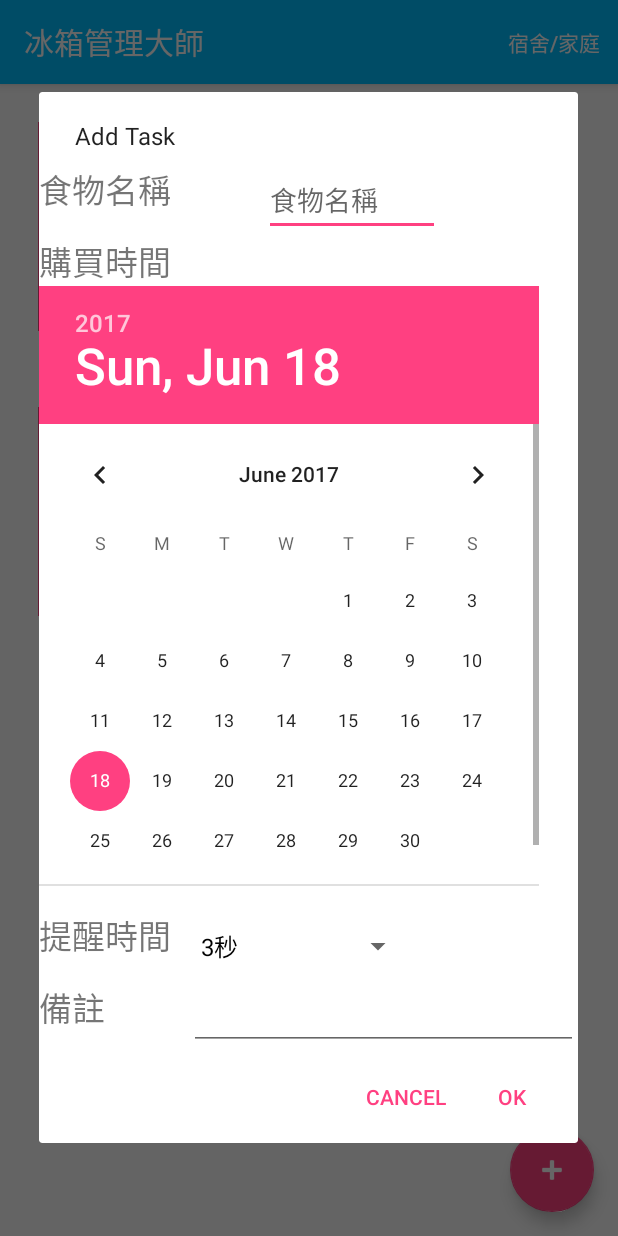
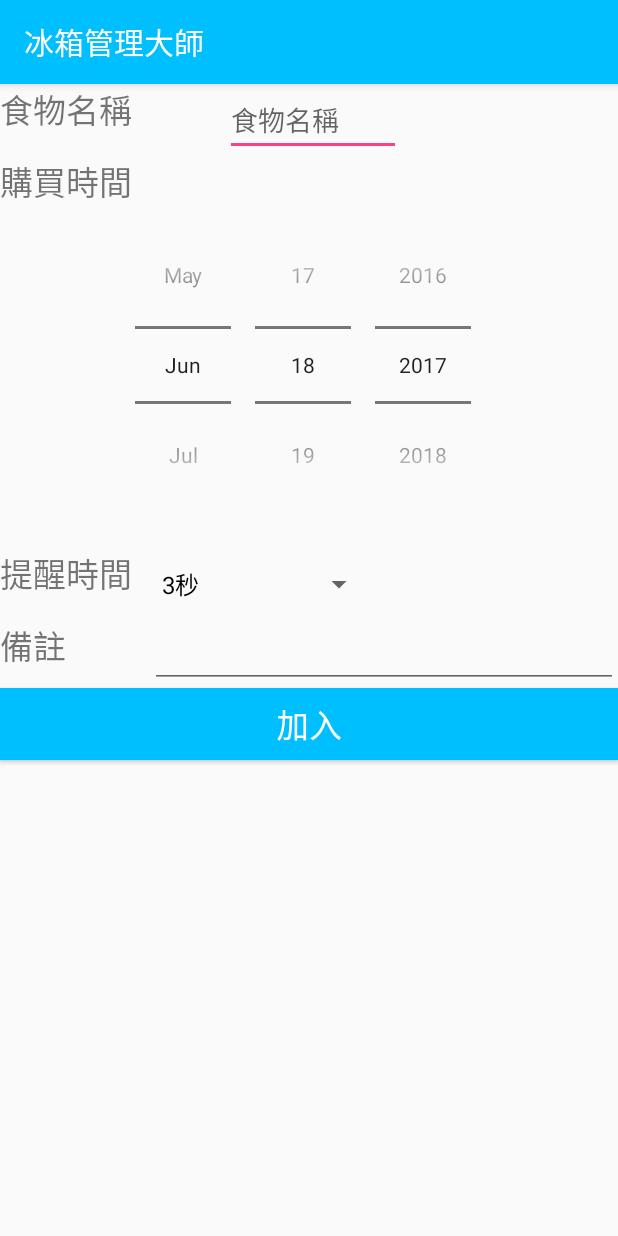
Before and after one commit to tan-i-ham/app_final_project, an Android app: the ChildActivity screen opened directly, with no data from a screen before it, after a tap on an icon or button, on a phone screen of 412 x 824 dp. Run offline under Robolectric (Android 15) with nearby library versions, the phone set to English and light mode, and no system bars.

Commit message:
data與ui串接OK

```diff
--- /dev/null
+++ b/appfinal/app/src/main/java/com/example/user/appfinal/AddFoodActivity.java
@@ -0,0 +1,83 @@
+package com.example.user.appfinal;
+
+import android.content.ContentValues;
+import android.net.Uri;
+import android.os.Bundle;
+import android.support.v7.app.AppCompatActivity;
+import android.view.View;
+import android.widget.AdapterView;
+import android.widget.ArrayAdapter;
+import android.widget.DatePicker;
+import android.widget.EditText;
+import android.widget.Spinner;
+import android.widget.Toast;
+
+import com.example.user.appfinal.data.FoodContract;
+
+
+/**
+ * Created by user on 2017/6/17.
+ */
+
+public class AddFoodActivity extends AppCompatActivity {
+    private DatePicker mDatePicker;
+    private Spinner spinner_alertTime;
+
+    private String D;
+    private String M;
+    private String ch;
+
+    protected void onCreate(Bundle savedInstanceState) {
+        super.onCreate(savedInstanceState);
+        setContentView(R.layout.food_add);
+
+        mDatePicker = (DatePicker) findViewById(R.id.datePicker_buy);
+
+
+        spinner_alertTime = (Spinner)findViewById(R.id.spinner_alert);
+        final String[] time_choice = {"3秒", "1小時", "4小時", "8小時"};
+        ArrayAdapter<String> timeList = new ArrayAdapter<>(AddFoodActivity.this,
+                android.R.layout.simple_spinner_dropdown_item,
+                time_choice);
+
+        spinner_alertTime.setAdapter(timeList);
+
+        spinner_alertTime.setOnItemSelectedListener(new AdapterView.OnItemSelectedListener() {
+            @Override
+            public void onItemSelected(AdapterView<?> parent, View view, int position, long id) {
+                Toast.makeText(AddFoodActivity.this, "你選的是" +  time_choice[position], Toast.LENGTH_SHORT).show();
+                ch = time_choice[position];
+            }
+
+            @Override
+            public void onNothingSelected(AdapterView<?> parent) {
+
+            }
+        });
+
+    }
+
+
+    public void onClickAddFood(View view) {
+        String input = ((EditText) findViewById(R.id.et_foodinput)).getText().toString();
+        if (input.length() == 0) {
+            return;
+        }
+        String remarkinput = ((EditText) findViewById(R.id.et_foodinput)).getText().toString();
+
+        String D = String.valueOf(mDatePicker.getDayOfMonth());
+        String M = String.valueOf(mDatePicker.getMonth());
+        String fullDay = M+"/"+D;
+
+        ContentValues contentValues = new ContentValues();
+        contentValues.put(FoodContract.FoodEntry.COLUMN_FOOD_NAME, input);
+        contentValues.put(FoodContract.FoodEntry.COLUMN_BUY_TIME, fullDay);
+        contentValues.put(FoodContract.FoodEntry.COLUMN_ALERT_TIME, ch);
+        contentValues.put(FoodContract.FoodEntry.COLUMN_REMARK,remarkinput);
+
+        Uri uri = getContentResolver().insert(FoodContract.FoodEntry.CONTENT_URI, contentValues);
+
+        finish();
+
+    }
+}
--- a/appfinal/app/src/main/java/com/example/user/appfinal/ChildActivity.java
+++ b/appfinal/app/src/main/java/com/example/user/appfinal/ChildActivity.java
@@ -1,26 +1,19 @@
 package com.example.user.appfinal;
 
-import android.content.ContentValues;
-import android.content.Context;
-import android.content.DialogInterface;
 import android.content.Intent;
+import android.database.Cursor;
 import android.net.Uri;
 import android.os.Bundle;
 import android.support.design.widget.FloatingActionButton;
-import android.support.v7.app.AlertDialog;
+import android.support.v4.app.LoaderManager;
+import android.support.v4.content.AsyncTaskLoader;
+import android.support.v4.content.Loader;
 import android.support.v7.app.AppCompatActivity;
-import android.support.v7.widget.GridLayoutManager;
+import android.support.v7.widget.LinearLayoutManager;
 import android.support.v7.widget.RecyclerView;
+import android.support.v7.widget.helper.ItemTouchHelper;
 import android.util.Log;
-import android.view.LayoutInflater;
-import android.view.Menu;
-import android.view.MenuItem;
 import android.view.View;
-import android.widget.AdapterView;
-import android.widget.ArrayAdapter;
-import android.widget.DatePicker;
-import android.widget.EditText;
-import android.widget.Spinner;
 import android.widget.Toast;
 
 import com.example.user.appfinal.data.FoodContract;
@@ -29,111 +22,123 @@ import com.example.user.appfinal.data.FoodContract;
  * Created by user on 2017/6/17.
  */
 
-public class ChildActivity extends AppCompatActivity implements FoodRecyclerViewAdapter.ItemClickListener {
+public class ChildActivity extends AppCompatActivity
+        implements LoaderManager.LoaderCallbacks<Cursor> {
+    private static final String TAG =ChildActivity.class.getSimpleName();
+    private ItemTouchHelper itemTouchHelper;
+    private static final int TASK_LOADER_ID = 0;
+
     private FoodRecyclerViewAdapter mAdapter;
+    RecyclerView mRecyclerView;
+
     private Toast mToast;
+    private static  String choice = " ";
+
     @Override
     protected void onCreate(Bundle savedInstanceState) {
         super.onCreate(savedInstanceState);
         setContentView(R.layout.food_show);
 
+        int numberOfColumns = 2;
         String[] data = {"1", "2", "3", "4",};
 
-        RecyclerView recyclerView = (RecyclerView) findViewById(R.id.rvNumbers);
-        int numberOfColumns = 2;
-        recyclerView.setLayoutManager(new GridLayoutManager(this, numberOfColumns));
-        mAdapter = new FoodRecyclerViewAdapter(this, data);
-        mAdapter.setClickListener(this);
-        recyclerView.setAdapter(mAdapter);
+        mRecyclerView= (RecyclerView) findViewById(R.id.rvNumbers);
+        mRecyclerView.setLayoutManager(new LinearLayoutManager(this));
+        mAdapter = new FoodRecyclerViewAdapter(this);
+        mRecyclerView.setAdapter(mAdapter);
+//        mRecyclerView.setLayoutManager(new GridLayoutManager(this, numberOfColumns));
 
+        new ItemTouchHelper(new ItemTouchHelper.SimpleCallback(0, ItemTouchHelper.LEFT | ItemTouchHelper.RIGHT) {
+            @Override
+            public boolean onMove(RecyclerView recyclerView, RecyclerView.ViewHolder viewHolder, RecyclerView.ViewHolder target) {
+                return false;
+            }
 
+            @Override
+            public void onSwiped(RecyclerView.ViewHolder viewHolder, int swipeDir) {
+
+                int id = (int) viewHolder.itemView.getTag();
+
+                String stringId = Integer.toString(id);
+                Uri uri = FoodContract.FoodEntry.CONTENT_URI;
+                uri = uri.buildUpon().appendPath(stringId).build();
+
+                getContentResolver().delete(uri, null, null);
+                getSupportLoaderManager().restartLoader(TASK_LOADER_ID, null, ChildActivity.this);
+
+            }
+        }).attachToRecyclerView(mRecyclerView);
+
+//
+//        mAdapter.setClickListener(this);
         FloatingActionButton fabButton = (FloatingActionButton) findViewById(R.id.fab);
+        fabButton.setOnClickListener(new View.OnClickListener() {
+            @Override
+            public void onClick(View view) {
+                Intent addTaskIntent = new Intent(ChildActivity.this, AddFoodActivity.class);
+                startActivity(addTaskIntent);
+            }
+        });
 
+        getSupportLoaderManager().initLoader(TASK_LOADER_ID, null, this);
+    }
+
+    @Override
+    protected void onResume() {
+        super.onResume();
+        getSupportLoaderManager().restartLoader(TASK_LOADER_ID, null, this);
+    }
+
+    @Override
+    public Loader<Cursor> onCreateLoader(int id, final Bundle loaderArgs) {
+        return new AsyncTaskLoader<Cursor>(this) {
+
+            Cursor mTaskData = null;
+
+            @Override
+            protected void onStartLoading() {
+                if (mTaskData != null) {
+                    deliverResult(mTaskData);
+                } else {
+                    forceLoad();
+                }
+            }
+
+            @Override
+            public Cursor loadInBackground() {
+                try {
+                    return getContentResolver().query(FoodContract.FoodEntry.CONTENT_URI,
+                            null,
+                            null,
+                            null,
+                            FoodContract.FoodEntry._ID);
+
+                } catch (Exception e) {
+                    Log.e(TAG, "Failed to asynchronously load data.");
+                    e.printStackTrace();
+                    return null;
+                }
+            }
+
+            // deliverResult sends the result of the load, a Cursor, to the registered listener
+            public void deliverResult(Cursor data) {
+                mTaskData = data;
+                super.deliverResult(data);
+            }
+        };
 
     }
 
-    public void onFoodAddedButtonClicked(View view) {
-        createDialog().show();
-    }
 
-    private AlertDialog createDialog() {
-        AlertDialog.Builder builder = new AlertDialog.Builder(this);
-        LayoutInflater inflater = LayoutInflater.from(this);
-        builder.setMessage(R.string.message_add_task);
-        View contentView = inflater.inflate(R.layout.food_add, null);
-        builder.setView(contentView);
-        final EditText foodName = (EditText) contentView.findViewById(R.id.et_foodinput);
-        final DatePicker datePicker = (DatePicker) contentView.findViewById(R.id.datePicker_buy);
-        final Spinner spinner_alertTime = (Spinner) contentView.findViewById(R.id.spinner_alert);
-
-        final String[] time_choice = {"3秒", "1小時", "4小時", "8小時"};
-        ArrayAdapter<String> timeList = new ArrayAdapter<>(ChildActivity.this,
-                android.R.layout.simple_spinner_dropdown_item,
-                time_choice);
-
-        spinner_alertTime.setAdapter(timeList);
-
-        spinner_alertTime.setOnItemSelectedListener(new AdapterView.OnItemSelectedListener() {
-            @Override
-            public void onItemSelected(AdapterView<?> parent, View view, int position, long id) {
-                Toast.makeText(ChildActivity.this, "你選的是" +  time_choice[position], Toast.LENGTH_SHORT).show();
-            }
-
-            @Override
-            public void onNothingSelected(AdapterView<?> parent) {
-
-            }
-        });
-
-
-
-        builder.setPositiveButton(R.string.message_sure, new DialogInterface.OnClickListener() {
-            // 如果使用者確認加入Task，就透過ContentProvider存入資料庫，然後設定提醒~
-            public void onClick(DialogInterface dialog, int whichButton) {
-                ContentValues values = new ContentValues();
-                values.put(FoodContract.FoodEntry.COLUMN_FOOD_NAME, String.valueOf(foodName.getText()));
-                values.put(FoodContract.FoodEntry.COLUMN_BUY_TIME, String.valueOf(datePicker.getMonth() + datePicker.getFirstDayOfWeek()));
-
-                Uri id = getContentResolver().insert(FoodContract.BASE_CONTENT_URI, values);
-//                getLoaderManager().restartLoader(LOADER_SEARCH_TASKS, null, ChildActivity.this);
-//                startAlarm((int) ContentUris.parseId(id), timePicker.getHour(), timePicker.getMinute());
-            }
-        });
-        builder.setNegativeButton(R.string.message_cancel, null);
-        return builder.create();
-
-
+    @Override
+    public void onLoadFinished(Loader<Cursor> loader, Cursor data) {
+        mAdapter.swapCursor(data);
     }
 
     @Override
-    public boolean onCreateOptionsMenu(Menu menu) {
-        getMenuInflater().inflate(R.menu.menu_foodshow, menu);
-        return true;
+    public void onLoaderReset(Loader<Cursor> loader) {
+        mAdapter.swapCursor(null);
     }
 
-    @Override
-    public boolean onOptionsItemSelected(MenuItem item) {
-        int itemThatWasClickedId = item.getItemId();
-        if (itemThatWasClickedId == R.id.action_BacktoMain) {
-            Context context =ChildActivity.this;
-            Class destinationActivity = MainActivity.class;
-            Intent startChildActivityIntent = new Intent(context, destinationActivity);
-            startActivity(startChildActivityIntent);
-            return true;
-        }
-        return super.onOptionsItemSelected(item);
-    }
 
-    @Override
-    public void onItemClick(View view, int position) {
-        Log.i("TAG", "You clicked number " + mAdapter.getItem(position) + ", which is at cell position " + position);
-        if (mToast != null) {
-            mToast.cancel();
-        }
-        String toastMessage = "Item #" + position + " clicked.";
-        mToast = Toast.makeText(this, toastMessage, Toast.LENGTH_LONG);
-
-        mToast.show();
-
-    }
 }
--- a/appfinal/app/src/main/java/com/example/user/appfinal/FoodRecyclerViewAdapter.java
+++ b/appfinal/app/src/main/java/com/example/user/appfinal/FoodRecyclerViewAdapter.java
@@ -1,79 +1,104 @@
 package com.example.user.appfinal;
 
 import android.content.Context;
+import android.database.Cursor;
 import android.support.v7.widget.RecyclerView;
 import android.view.LayoutInflater;
 import android.view.View;
 import android.view.ViewGroup;
 import android.widget.TextView;
 
+import com.example.user.appfinal.data.FoodContract;
+
 /**
  * Created by user on 2017/6/17.
  */
 
-public class FoodRecyclerViewAdapter extends RecyclerView.Adapter<FoodRecyclerViewAdapter.ViewHolder>{
+public class FoodRecyclerViewAdapter extends RecyclerView.Adapter<FoodRecyclerViewAdapter.FoodViewHolder>{
 
-    private String[] mData = new String[0];
-    private LayoutInflater mInflater;
-    private ItemClickListener mClickListener;
+    private Cursor mCursor;
+    private Context mContext;
 
-    // data is passed into the constructor
-    public FoodRecyclerViewAdapter(Context context, String[] data) {
-        this.mInflater = LayoutInflater.from(context);
-        this.mData = data;
-    }
 
-    // inflates the cell layout from xml when needed
-    @Override
-    public ViewHolder onCreateViewHolder(ViewGroup parent, int viewType) {
-        View view = mInflater.inflate(R.layout.grid_recyclerview, parent, false);
-        ViewHolder viewHolder = new ViewHolder(view);
-        return viewHolder;
-    }
-
-    // binds the data to the textview in each cell
-    @Override
-    public void onBindViewHolder(ViewHolder holder, int position) {
-        String animal = mData[position];
-        holder.myTextView.setText(animal);
-    }
-
-    // total number of cells
-    @Override
-    public int getItemCount() {
-        return mData.length;
+    public FoodRecyclerViewAdapter(Context mContext) {
+        this.mContext = mContext;
     }
 
 
-    // stores and recycles views as they are scrolled off screen
-    public class ViewHolder extends RecyclerView.ViewHolder implements View.OnClickListener {
-        public TextView myTextView;
+    @Override
+    public FoodViewHolder onCreateViewHolder(ViewGroup parent, int viewType) {
+        View view = LayoutInflater.from(mContext)
+                .inflate(R.layout.grid_recyclerview, parent, false);
 
-        public ViewHolder(View itemView) {
-            super(itemView);
-            myTextView = (TextView) itemView.findViewById(R.id.txt_foodname);
-            itemView.setOnClickListener(this);
+        return new FoodViewHolder(view);
+    }
+
+
+    @Override
+    public void onBindViewHolder(FoodViewHolder holder, int position) {
+
+        int idIndex = mCursor.getColumnIndex(FoodContract.FoodEntry._ID);
+        int foodNameIndex = mCursor.getColumnIndex(FoodContract.FoodEntry.COLUMN_FOOD_NAME);
+        int buyTimeIndex = mCursor.getColumnIndex(FoodContract.FoodEntry.COLUMN_BUY_TIME);
+        int alertTimeIndex = mCursor.getColumnIndex(FoodContract.FoodEntry.COLUMN_ALERT_TIME);
+        int remarkIndex = mCursor.getColumnIndex(FoodContract.FoodEntry.COLUMN_REMARK);
+        mCursor.moveToPosition(position);
+
+
+        final int id = mCursor.getInt(idIndex);
+        String fName = mCursor.getString(foodNameIndex);
+        String bTime = mCursor.getString(buyTimeIndex);
+        String aTime = mCursor.getString(alertTimeIndex);
+        String rem = mCursor.getString(remarkIndex);
+
+        holder.itemView.setTag(id);
+        holder.foodNameShow.setText(fName );
+        holder.buyTimeShow.setText(bTime);
+        holder.alertTimeShow.setText(aTime);
+        holder.remarkShow.setText(rem);
+
     }
 
     @Override
-        public void onClick(View view) {
-            if (mClickListener != null) mClickListener.onItemClick(view, getAdapterPosition());
+    public int getItemCount() {
+        if (mCursor == null) {
+            return 0;
         }
+        return mCursor.getCount();
     }
 
-    // convenience method for getting data at click position
-    public String getItem(int id) {
-        return mData[id];
+    public Cursor swapCursor(Cursor c) {
+        // check if this cursor is the same as the previous cursor (mCursor)
+        if (mCursor == c) {
+            return null; // bc nothing has changed
+        }
+        Cursor temp = mCursor;
+        this.mCursor = c; // new cursor value assigned
+
+        //check if this is a valid cursor, then update the cursor
+        if (c != null) {
+            this.notifyDataSetChanged();
+        }
+        return temp;
     }
 
-    // allows clicks events to be caught
-    public void setClickListener(ItemClickListener itemClickListener) {
-        this.mClickListener = itemClickListener;
-    }
 
-    // parent activity will implement this method to respond to click events
-    public interface ItemClickListener {
-        void onItemClick(View view, int position);
+
+    class FoodViewHolder extends RecyclerView.ViewHolder {
+
+        private TextView foodNameShow;
+        private TextView buyTimeShow;
+        private TextView alertTimeShow;
+        private TextView remarkShow;
+
+        public FoodViewHolder(View itemView) {
+            super(itemView);
+
+            foodNameShow = (TextView) itemView.findViewById(R.id.txt_showfoodname);
+            buyTimeShow = (TextView) itemView.findViewById(R.id.txt_buytime);
+            alertTimeShow = (TextView)itemView.findViewById(R.id.txt_alerttime);
+            remarkShow = (TextView)itemView.findViewById(R.id.txt_remark);
         }
 
     }
+}
--- a/appfinal/app/src/main/java/com/example/user/appfinal/data/FoodContentProvider.java
+++ b/appfinal/app/src/main/java/com/example/user/appfinal/data/FoodContentProvider.java
@@ -17,6 +17,7 @@ import static com.example.user.appfinal.data.FoodContract.FoodEntry.TABLE_NAME;
  */
 
 public class FoodContentProvider extends ContentProvider {
+
     public static final int TASKS = 200;
     public static final int TASK_WITH_ID = 201;
 
--- a/appfinal/app/src/main/java/com/example/user/appfinal/data/FoodDbHelper.java
+++ b/appfinal/app/src/main/java/com/example/user/appfinal/data/FoodDbHelper.java
@@ -12,7 +12,7 @@ import com.example.user.appfinal.data.FoodContract.FoodEntry;
 public class FoodDbHelper extends SQLiteOpenHelper {
 
     private static final String DATABASE_NAME = "foodstoreDb.db";
-    private static final int VERSION = 1;
+    private static final int VERSION = 2;
 
     FoodDbHelper(Context context) {
         super(context, DATABASE_NAME, null, VERSION);
@@ -21,7 +21,6 @@ public class FoodDbHelper extends SQLiteOpenHelper {
     @Override
     public void onCreate(SQLiteDatabase db) {
 
-        // Create tasks table (careful to follow SQL formatting rules)
         final String CREATE_TABLE = "CREATE TABLE "  + FoodEntry.TABLE_NAME + " (" +
                 FoodEntry._ID                + " INTEGER PRIMARY KEY, " +
                 FoodEntry.COLUMN_FOOD_NAME + " TEXT NOT NULL, " +
--- a/appfinal/app/src/main/res/layout/food_add.xml
+++ b/appfinal/app/src/main/res/layout/food_add.xml
@@ -40,8 +40,10 @@
 
         <DatePicker
             android:id="@+id/datePicker_buy"
-            android:layout_width="500px"
-            android:layout_height="600px"
+            android:layout_width="match_parent"
+            android:layout_height="match_parent"
+            android:datePickerMode="spinner"
+            android:calendarViewShown="false"
             />
     </FrameLayout>
 
@@ -50,7 +52,7 @@
         android:layout_height="wrap_content">
 
         <TextView
-            android:id="@+id/txt_alerttime"
+            android:id="@+id/txt_alerttimeinput"
             android:layout_width="255dp"
             android:layout_height="match_parent"
             android:text="提醒時間"
@@ -69,14 +71,14 @@
         android:layout_height="wrap_content">
 
         <TextView
-            android:id="@+id/txt_remark"
+            android:id="@+id/txt_remarkinput"
             android:layout_width="255dp"
             android:layout_height="match_parent"
             android:text="備註"
             android:textSize="22sp"/>
 
         <EditText
-            android:id="@+id/et_remark"
+            android:id="@+id/et_remarkinput"
             android:layout_width="match_parent"
             android:layout_height="match_parent"
             android:ems="10"
@@ -85,7 +87,17 @@
 
 
     </FrameLayout>
-
+    <!-- Add button -->
+    <Button
+        android:id="@+id/addButton"
+        android:layout_width="match_parent"
+        android:layout_height="wrap_content"
+        android:layout_gravity="center"
+        android:text="@string/add_button"
+        style="@style/TextAppearance.AppCompat.Large"
+        android:textColor="@android:color/primary_text_dark"
+        android:background="@color/colorPrimary"
+        android:onClick="onClickAddFood"/>
 
 
 </LinearLayout>
--- a/appfinal/app/src/main/res/layout/food_show.xml
+++ b/appfinal/app/src/main/res/layout/food_show.xml
@@ -10,7 +10,6 @@
         android:layout_height="match_parent"/>
 
 
-
     <android.support.design.widget.FloatingActionButton
         android:id="@+id/fab"
         android:layout_width="wrap_content"
@@ -18,8 +17,6 @@
         android:layout_gravity="bottom|end"
         android:layout_margin="16dp"
         app:srcCompat="@android:drawable/ic_input_add"
-        android:tint="@android:color/white"
-        android:onClick="onFoodAddedButtonClicked"/>
-
+        android:tint="@android:color/white"/>
 
 </FrameLayout>
--- a/appfinal/app/src/main/res/values/strings.xml
+++ b/appfinal/app/src/main/res/values/strings.xml
@@ -12,6 +12,7 @@
     <string name="remind_key">msg</string>
     <string name="remind_value">notification</string>
     <string name="task_id_key">id</string>
+    <string name="add_button">加入</string>
 
     <string-array name="time_choice">
         <item>30秒</item>
--- a/appfinal/build.gradle
+++ b/appfinal/build.gradle
@@ -13,6 +13,10 @@ buildscript {
 }
 
 allprojects {
+    String osName = System.getProperty("os.name").toLowerCase();
+    if (osName.contains("windows")) {
+        buildDir = "C:/tmp/${rootProject.name}/${project.name}"
+    }
     repositories {
         jcenter()
     }
```
Also changed, not shown: appfinal/app/build.gradle (+8 -8 lines), appfinal/app/src/main/AndroidManifest.xml (+9 -1 lines), appfinal/app/src/main/res/layout/grid_recyclerview.xml (+39 -11 lines). Lines whose indentation alone changed are shown as unchanged.
